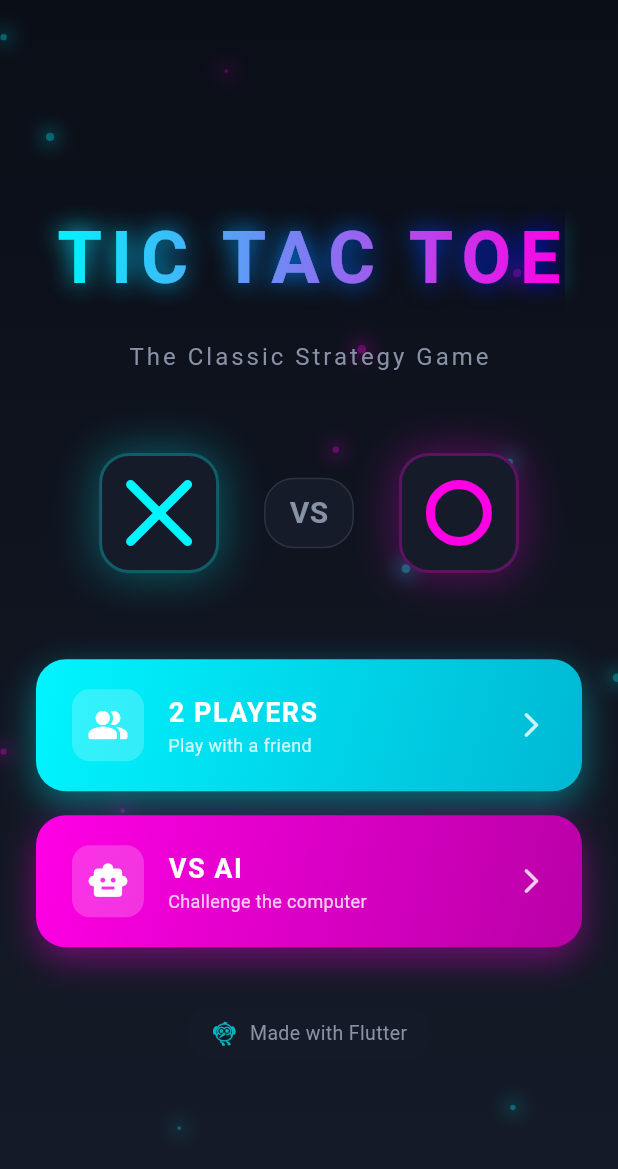
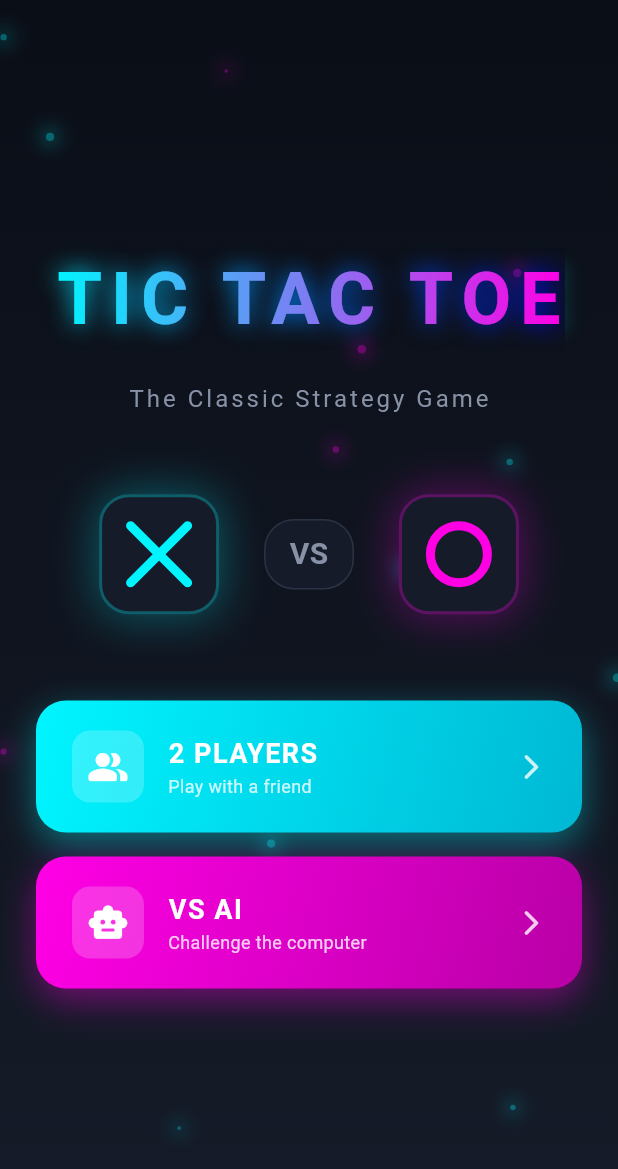
Before and after one commit to abhi9vaidya/TicTacToeFlutter, a Flutter app: the screen it shows after launch, on a phone screen of 412 x 824 dp. Shown: the top 1169 px of the screen. Run offline on Flutter 3.47's test engine with Material 3 defaults, Android fonts, the phone set to English and light mode, and no system bars.

Commit message:
chore: Remove Made with Flutter footer

```diff
--- a/lib/screens/home_screen.dart
+++ b/lib/screens/home_screen.dart
@@ -133,11 +133,6 @@ class _HomeScreenState extends State<HomeScreen> with TickerProviderStateMixin {
                         _buildModeButtons(isWide),
 
                         const SizedBox(height: 40),
-
-                        // Credits
-                        _buildCredits(),
-
-                        const SizedBox(height: 20),
                       ],
                     ),
                   ),
@@ -442,35 +437,6 @@ class _HomeScreenState extends State<HomeScreen> with TickerProviderStateMixin {
     );
   }
 
-  Widget _buildCredits() {
-    return Column(
-      children: [
-        Container(
-          padding: const EdgeInsets.symmetric(horizontal: 16, vertical: 8),
-          decoration: BoxDecoration(
-            color: AppColors.surface.withOpacity(0.5),
-            borderRadius: BorderRadius.circular(20),
-          ),
-          child: Row(
-            mainAxisSize: MainAxisSize.min,
-            children: [
-              Icon(
-                Icons.flutter_dash,
-                color: AppColors.primary.withOpacity(0.7),
-                size: 18,
-              ),
-              const SizedBox(width: 8),
-              const Text(
-                'Made with Flutter',
-                style: TextStyle(color: AppColors.textSecondary, fontSize: 13),
-              ),
-            ],
-          ),
-        ),
-      ],
-    );
-  }
-
   void _startGame(GameMode mode) {
     Navigator.pushNamed(context, '/game', arguments: mode);
   }
```
